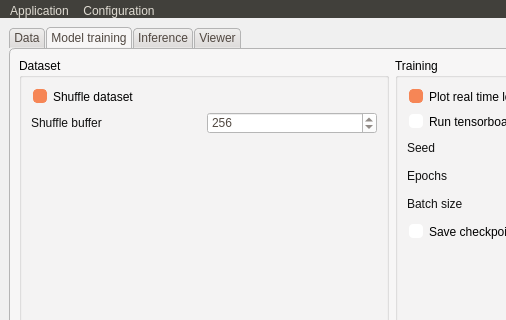
First picture: the form in NISTADS/app/src/window_layout.ui, repository CTCycle/ADSMOD-Adsorption-Modeling, before the edit; both pictures show x 0 to 506 and y 0 to 320 of the 1159 by 850 pixel window.
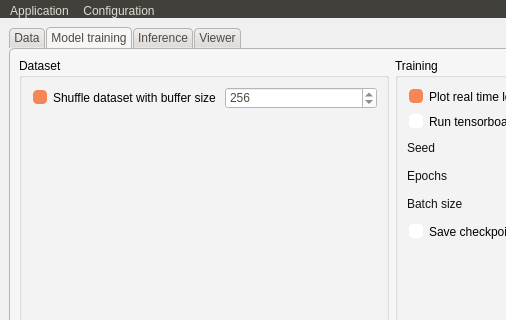
Second picture: the form after the edit. The open tabs and pages were chosen to show the change.

Commit message: now correctly fetching max number of measurements for training

Patch:
```diff
--- a/NISTADS/app/src/window_layout.ui
+++ b/NISTADS/app/src/window_layout.ui
@@ -996,21 +996,14 @@
           </property>
           <layout class="QVBoxLayout" name="verticalLayout_11">
            <item>
-            <widget class="QCheckBox" name="setShuffle">
-             <property name="text">
-              <string>Shuffle dataset</string>
-             </property>
-             <property name="checked">
-              <bool>true</bool>
-             </property>
-            </widget>
-           </item>
-           <item>
-            <layout class="QHBoxLayout" name="horizontalLayout_19">
+            <layout class="QHBoxLayout" name="horizontalLayout_16">
              <item>
-              <widget class="QLabel" name="label_17">
+              <widget class="QCheckBox" name="setShuffle">
                <property name="text">
-                <string>Shuffle buffer</string>
+                <string>Shuffle dataset with buffer size</string>
+               </property>
+               <property name="checked">
+                <bool>true</bool>
                </property>
               </widget>
              </item>
```
Left out of the diff: 18 changed lines with no effect on the pictures. The commit also changes 2 other files.
